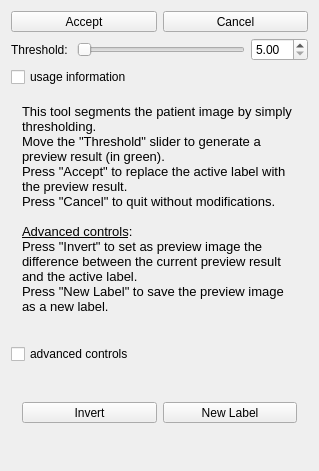
The window that Modules/SegmentationUI/Qmitk/QmitkBinaryThresholdToolGUIControls.ui (MITK/MITK) describes before a commit, drawn with Qt 5.
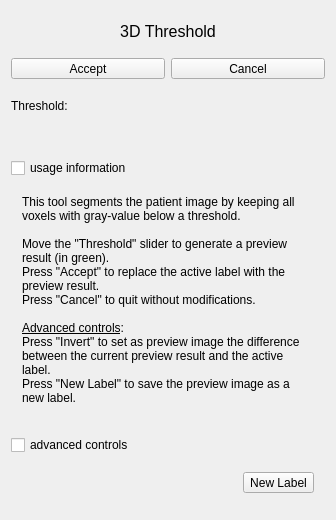
The same window after the commit. Icons and pictures are not drawn. Custom widgets are drawn as their Qt base class.

```diff
--- a/Modules/SegmentationUI/Qmitk/QmitkBinaryThresholdToolGUIControls.ui
+++ b/Modules/SegmentationUI/Qmitk/QmitkBinaryThresholdToolGUIControls.ui
@@ -6,8 +6,8 @@
    <rect>
     <x>0</x>
     <y>0</y>
-    <width>319</width>
-    <height>471</height>
+    <width>336</width>
+    <height>520</height>
    </rect>
   </property>
   <property name="sizePolicy">
@@ -29,6 +29,21 @@
    <string/>
   </property>
   <layout class="QVBoxLayout" name="verticalLayout_2">
+   <item>
+    <widget class="QLabel" name="label_2">
+     <property name="font">
+      <font>
+       <pointsize>12</pointsize>
+      </font>
+     </property>
+     <property name="text">
+      <string>3D Threshold</string>
+     </property>
+     <property name="alignment">
+      <set>Qt::AlignCenter</set>
+     </property>
+    </widget>
+   </item>
    <item>
     <layout class="QHBoxLayout" name="horizontalLayout">
      <item>
@@ -125,27 +140,36 @@
       </widget>
      </item>
      <item>
-      <widget class="QSlider" name="m_Slider">
+      <spacer name="horizontalSpacer">
        <property name="orientation">
         <enum>Qt::Horizontal</enum>
        </property>
-      </widget>
-     </item>
-     <item>
-      <widget class="QDoubleSpinBox" name="m_Spinner">
-       <property name="minimum">
-        <double>5.000000000000000</double>
+       <property name="sizeHint" stdset="0">
+        <size>
+         <width>40</width>
+         <height>20</height>
+        </size>
        </property>
-       <property name="maximum">
-        <double>20.000000000000000</double>
-       </property>
-       <property name="singleStep">
-        <double>1.000000000000000</double>
-       </property>
-      </widget>
+      </spacer>
      </item>
     </layout>
    </item>
+   <item>
+    <widget class="ctkSliderWidget" name="m_swThreshold" native="true">
+     <property name="minimumSize">
+      <size>
+       <width>0</width>
+       <height>20</height>
+      </size>
+     </property>
+     <property name="maximumSize">
+      <size>
+       <width>16777215</width>
+       <height>20</height>
+      </size>
+     </property>
+    </widget>
+   </item>
    <item>
     <widget class="QCheckBox" name="m_cbShowInformation">
      <property name="text">
@@ -169,14 +193,15 @@
 &lt;html&gt;&lt;head&gt;&lt;meta name=&quot;qrichtext&quot; content=&quot;1&quot; /&gt;&lt;style type=&quot;text/css&quot;&gt;
 p, li { white-space: pre-wrap; }
 &lt;/style&gt;&lt;/head&gt;&lt;body style=&quot; font-family:'MS Shell Dlg 2'; font-size:8pt; font-weight:400; font-style:normal;&quot;&gt;
-&lt;p style=&quot; margin-top:0px; margin-bottom:0px; margin-left:0px; margin-right:0px; -qt-block-indent:0; text-indent:0px;&quot;&gt;&lt;span style=&quot; font-family:'Sans'; font-size:10pt;&quot;&gt;This tool segments the patient image by simply thresholding.&lt;/span&gt;&lt;/p&gt;
-&lt;p style=&quot; margin-top:0px; margin-bottom:0px; margin-left:0px; margin-right:0px; -qt-block-indent:0; text-indent:0px;&quot;&gt;&lt;span style=&quot; font-family:'Sans'; font-size:10pt;&quot;&gt;Move the &amp;quot;Threshold&amp;quot; slider to generate a preview result (in green).&lt;/span&gt;&lt;/p&gt;
-&lt;p style=&quot; margin-top:0px; margin-bottom:0px; margin-left:0px; margin-right:0px; -qt-block-indent:0; text-indent:0px;&quot;&gt;&lt;span style=&quot; font-family:'Sans'; font-size:10pt;&quot;&gt;Press &amp;quot;Accept&amp;quot; to replace the active label with the preview result.&lt;/span&gt;&lt;/p&gt;
-&lt;p style=&quot; margin-top:0px; margin-bottom:0px; margin-left:0px; margin-right:0px; -qt-block-indent:0; text-indent:0px;&quot;&gt;&lt;span style=&quot; font-family:'Sans'; font-size:10pt;&quot;&gt;Press &amp;quot;Cancel&amp;quot; to quit without modifications.&lt;/span&gt;&lt;/p&gt;
-&lt;p style=&quot;-qt-paragraph-type:empty; margin-top:0px; margin-bottom:0px; margin-left:0px; margin-right:0px; -qt-block-indent:0; text-indent:0px; font-family:'Sans'; font-size:10pt;&quot;&gt;&lt;br /&gt;&lt;/p&gt;
-&lt;p style=&quot; margin-top:0px; margin-bottom:0px; margin-left:0px; margin-right:0px; -qt-block-indent:0; text-indent:0px;&quot;&gt;&lt;span style=&quot; font-family:'Sans'; font-size:10pt; text-decoration: underline;&quot;&gt;Advanced controls&lt;/span&gt;&lt;span style=&quot; font-family:'Sans'; font-size:10pt;&quot;&gt;: &lt;/span&gt;&lt;/p&gt;
-&lt;p style=&quot; margin-top:0px; margin-bottom:0px; margin-left:0px; margin-right:0px; -qt-block-indent:0; text-indent:0px;&quot;&gt;&lt;span style=&quot; font-family:'Sans'; font-size:10pt;&quot;&gt;Press &amp;quot;Invert&amp;quot; to set as preview image the difference between the current preview result and the active label.&lt;/span&gt;&lt;/p&gt;
-&lt;p style=&quot; margin-top:0px; margin-bottom:0px; margin-left:0px; margin-right:0px; -qt-block-indent:0; text-indent:0px;&quot;&gt;&lt;span style=&quot; font-family:'Sans'; font-size:10pt;&quot;&gt;Press &amp;quot;New Label&amp;quot; to save the preview image as a new label.&lt;/span&gt;&lt;/p&gt;
+&lt;p style=&quot; margin-top:0px; margin-bottom:0px; margin-left:0px; margin-right:0px; -qt-block-indent:0; text-indent:0px;&quot;&gt;&lt;span style=&quot; font-family:'Sans'; font-size:9pt;&quot;&gt;This tool segments the patient image by keeping all voxels with gray-value below a threshold.&lt;/span&gt;&lt;/p&gt;
+&lt;p style=&quot;-qt-paragraph-type:empty; margin-top:0px; margin-bottom:0px; margin-left:0px; margin-right:0px; -qt-block-indent:0; text-indent:0px; font-family:'Sans'; font-size:9pt;&quot;&gt;&lt;br /&gt;&lt;/p&gt;
+&lt;p style=&quot; margin-top:0px; margin-bottom:0px; margin-left:0px; margin-right:0px; -qt-block-indent:0; text-indent:0px;&quot;&gt;&lt;span style=&quot; font-family:'Sans'; font-size:9pt;&quot;&gt;Move the &amp;quot;Threshold&amp;quot; slider to generate a preview result (in green).&lt;/span&gt;&lt;/p&gt;
+&lt;p style=&quot; margin-top:0px; margin-bottom:0px; margin-left:0px; margin-right:0px; -qt-block-indent:0; text-indent:0px;&quot;&gt;&lt;span style=&quot; font-family:'Sans'; font-size:9pt;&quot;&gt;Press &amp;quot;Accept&amp;quot; to replace the active label with the preview result.&lt;/span&gt;&lt;/p&gt;
+&lt;p style=&quot; margin-top:0px; margin-bottom:0px; margin-left:0px; margin-right:0px; -qt-block-indent:0; text-indent:0px;&quot;&gt;&lt;span style=&quot; font-family:'Sans'; font-size:9pt;&quot;&gt;Press &amp;quot;Cancel&amp;quot; to quit without modifications.&lt;/span&gt;&lt;/p&gt;
+&lt;p style=&quot;-qt-paragraph-type:empty; margin-top:0px; margin-bottom:0px; margin-left:0px; margin-right:0px; -qt-block-indent:0; text-indent:0px; font-family:'Sans'; font-size:9pt;&quot;&gt;&lt;br /&gt;&lt;/p&gt;
+&lt;p style=&quot; margin-top:0px; margin-bottom:0px; margin-left:0px; margin-right:0px; -qt-block-indent:0; text-indent:0px;&quot;&gt;&lt;span style=&quot; font-family:'Sans'; font-size:9pt; text-decoration: underline;&quot;&gt;Advanced controls&lt;/span&gt;&lt;span style=&quot; font-family:'Sans'; font-size:9pt;&quot;&gt;: &lt;/span&gt;&lt;/p&gt;
+&lt;p style=&quot; margin-top:0px; margin-bottom:0px; margin-left:0px; margin-right:0px; -qt-block-indent:0; text-indent:0px;&quot;&gt;&lt;span style=&quot; font-family:'Sans'; font-size:9pt;&quot;&gt;Press &amp;quot;Invert&amp;quot; to set as preview image the difference between the current preview result and the active label.&lt;/span&gt;&lt;/p&gt;
+&lt;p style=&quot; margin-top:0px; margin-bottom:0px; margin-left:0px; margin-right:0px; -qt-block-indent:0; text-indent:0px;&quot;&gt;&lt;span style=&quot; font-family:'Sans'; font-size:9pt;&quot;&gt;Press &amp;quot;New Label&amp;quot; to save the preview image as a new label.&lt;/span&gt;&lt;/p&gt;
 &lt;p style=&quot;-qt-paragraph-type:empty; margin-top:0px; margin-bottom:0px; margin-left:0px; margin-right:0px; -qt-block-indent:0; text-indent:0px;&quot;&gt;&lt;br /&gt;&lt;/p&gt;&lt;/body&gt;&lt;/html&gt;</string>
         </property>
         <property name="alignment">
@@ -203,45 +228,17 @@
       <item>
        <layout class="QHBoxLayout" name="horizontalLayout_2">
         <item>
-         <widget class="QToolButton" name="m_pbDifference">
-          <property name="enabled">
-           <bool>true</bool>
+         <spacer name="horizontalSpacer_2">
+          <property name="orientation">
+           <enum>Qt::Horizontal</enum>
           </property>
-          <property name="sizePolicy">
-           <sizepolicy hsizetype="Minimum" vsizetype="Fixed">
-            <horstretch>0</horstretch>
-            <verstretch>0</verstretch>
-           </sizepolicy>
-          </property>
-          <property name="toolTip">
-           <string>Calculate the difference between the active label and the current preview result</string>
-          </property>
-          <property name="text">
-           <string>Invert</string>
-          </property>
-          <property name="icon">
-           <iconset resource="../resources/SegmentationUI.qrc">
-            <normaloff>:/Qmitk/BooleanIntersection_48x48.png</normaloff>:/Qmitk/BooleanIntersection_48x48.png</iconset>
-          </property>
-          <property name="iconSize">
+          <property name="sizeHint" stdset="0">
            <size>
-            <width>24</width>
-            <height>24</height>
+            <width>40</width>
+            <height>20</height>
            </size>
           </property>
-          <property name="checkable">
-           <bool>false</bool>
-          </property>
-          <property name="checked">
-           <bool>false</bool>
-          </property>
-          <property name="toolButtonStyle">
-           <enum>Qt::ToolButtonTextUnderIcon</enum>
-          </property>
-          <property name="arrowType">
-           <enum>Qt::NoArrow</enum>
-          </property>
-         </widget>
+         </spacer>
         </item>
         <item>
          <widget class="QToolButton" name="m_pbNewLabel">
@@ -308,6 +305,14 @@
   </layout>
  </widget>
  <layoutdefault spacing="6" margin="11"/>
+ <customwidgets>
+  <customwidget>
+   <class>ctkSliderWidget</class>
+   <extends>QWidget</extends>
+   <header location="global">ctkSliderWidget.h</header>
+   <container>1</container>
+  </customwidget>
+ </customwidgets>
  <resources>
   <include location="../resources/SegmentationUI.qrc"/>
  </resources>
```
